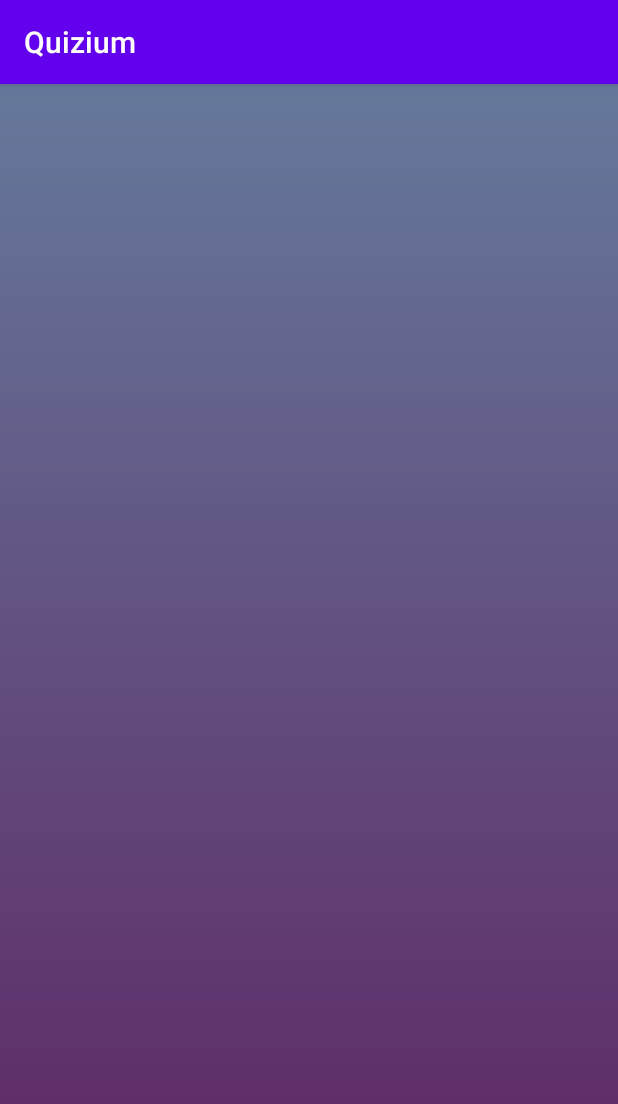
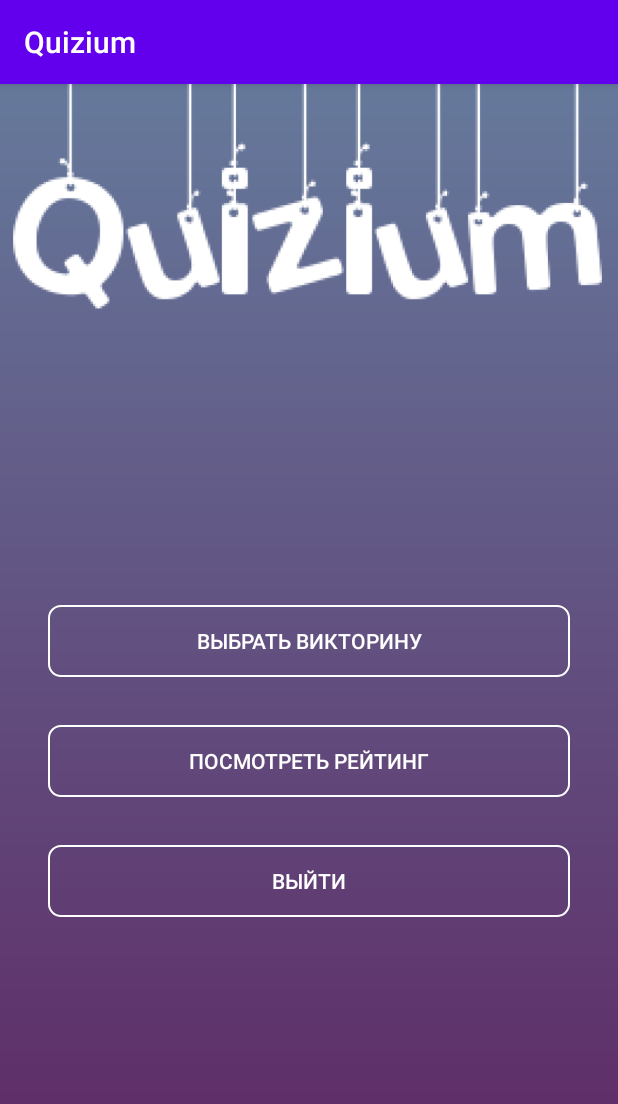
Before and after one commit to DanilB01/Quizium, an Android app: the screen it shows after launch (MainActivity), on a phone screen of 412 x 824 dp. Shown: the top 1104 px of the screen. Run offline under Robolectric (Android 15) with nearby library versions, the phone set to English and light mode, and no system bars.

Commit message:
Edit activity_main.xml and fix colors
Main screen completed. Some colors values were changed.

```diff
--- a/app/src/main/res/drawable/shape_button.xml
+++ b/app/src/main/res/drawable/shape_button.xml
@@ -1,7 +1,7 @@
 <?xml version="1.0" encoding="utf-8"?>
 <shape xmlns:android="http://schemas.android.com/apk/res/android"
     android:shape="rectangle">
-    <corners android:radius="4dp" />
-    <stroke android:width="3px"
-        android:color="#C2C2C2" />
+    <corners android:radius="8dp" />
+    <stroke android:width="2px"
+        android:color="@color/white" />
 </shape>
--- a/app/src/main/res/layout/activity_main.xml
+++ b/app/src/main/res/layout/activity_main.xml
@@ -5,4 +5,43 @@
     android:layout_width="match_parent"
     android:layout_height="match_parent"
     tools:context=".MainActivity"
-    android:background="@drawable/background_gradient"/>
+    android:background="@drawable/background_gradient">
+
+    <ImageView
+        android:id="@+id/logoImageView"
+        android:layout_width="wrap_content"
+        android:layout_height="150dp"
+        app:layout_constraintEnd_toEndOf="parent"
+        app:layout_constraintStart_toStartOf="parent"
+        app:layout_constraintTop_toTopOf="parent"
+        app:srcCompat="@drawable/ic_logo_name"
+        android:contentDescription="@string/app_name" />
+
+    <Button
+        android:id="@+id/selectQuizButton"
+        style="@style/mainButtonStyle"
+        android:text="Выбрать викторину"
+        android:layout_marginBottom="32dp"
+        app:layout_constraintBottom_toTopOf="@+id/rankingButton"
+        app:layout_constraintEnd_toEndOf="parent"
+        app:layout_constraintStart_toStartOf="parent" />
+
+    <Button
+        android:id="@+id/rankingButton"
+        style="@style/mainButtonStyle"
+        android:text="Посмотреть рейтинг"
+        android:layout_marginBottom="16dp"
+        app:layout_constraintBottom_toBottomOf="parent"
+        app:layout_constraintEnd_toEndOf="parent"
+        app:layout_constraintStart_toStartOf="parent"
+        app:layout_constraintTop_toBottomOf="@+id/logoImageView"/>
+
+    <Button
+        android:id="@+id/quitButton"
+        style="@style/mainButtonStyle"
+        android:text="Выйти"
+        android:layout_marginTop="32dp"
+        app:layout_constraintEnd_toEndOf="parent"
+        app:layout_constraintStart_toStartOf="parent"
+        app:layout_constraintTop_toBottomOf="@+id/rankingButton" />
+</androidx.constraintlayout.widget.ConstraintLayout>
--- a/app/src/main/res/values/colors.xml
+++ b/app/src/main/res/values/colors.xml
@@ -10,4 +10,7 @@
     <color name="disabled">#EDEDED</color>
     <color name="enabled">#959595</color>
 
+    <color name="white">#FFFFFF</color>
+    <color name="black">#000000</color>
+
 </resources>
--- a/app/src/main/res/values/styles.xml
+++ b/app/src/main/res/values/styles.xml
@@ -7,4 +7,11 @@
         <item name="colorAccent">@color/colorAccent</item>
     </style>
 
+    <style name="mainButtonStyle">
+        <item name="android:layout_width">match_parent</item>
+        <item name="android:layout_height">wrap_content</item>
+        <item name="android:layout_marginHorizontal">32dp</item>
+        <item name="android:background">@drawable/shape_button</item>
+        <item name="android:textColor">@color/white</item>
+    </style>
 </resources>
```
